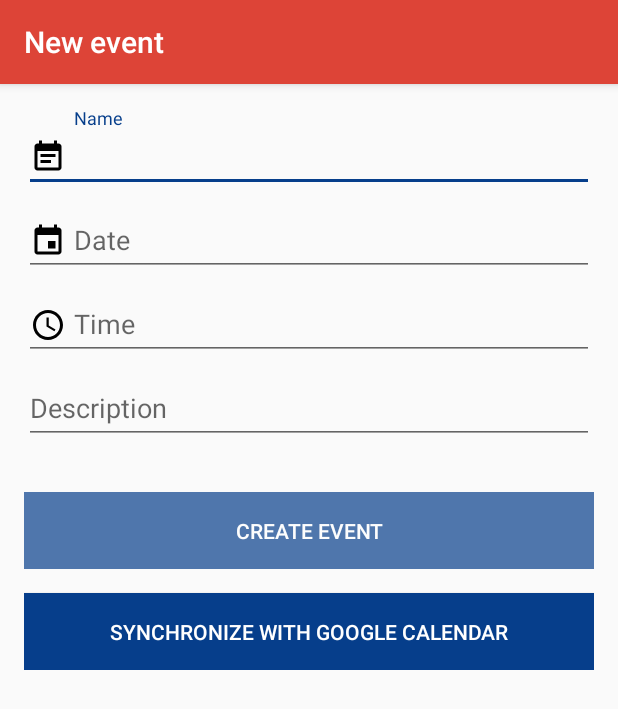
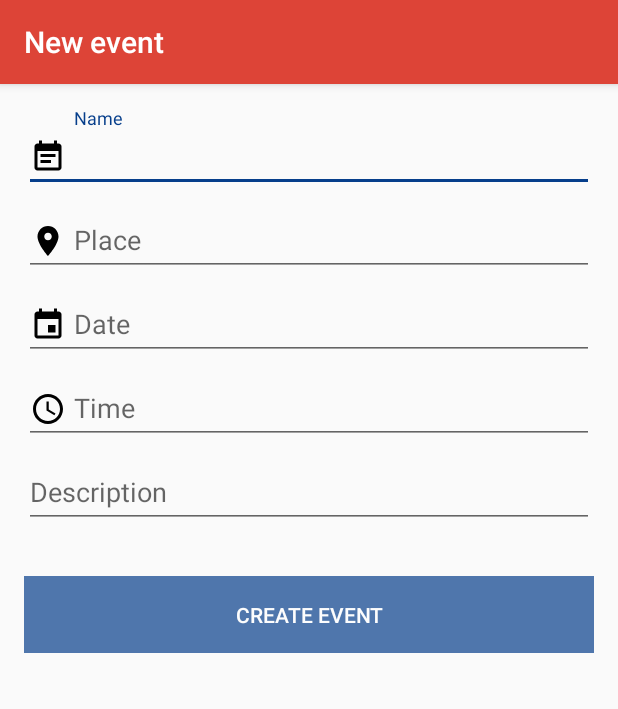
Before and after one commit to Nayriva/whatsGoingOn, an Android app: the EventFormActivity screen opened directly, with no data from a screen before it, on a phone screen of 412 x 824 dp. Shown: the top 709 px of the screen. Run offline under Robolectric (Android 15) with nearby library versions, the phone set to English and light mode, and no system bars; our stand-ins replace ButterKnife, Firebase (no records; nobody signed in at launch, a user with empty details on screens opened directly); libraries missing offline, so code that uses them is left out: com.mobsandgeeks.saripaar, org.alljoyn.bus; 4 statements that could not run were skipped.

Commit message:
Add place to event form

```diff
--- a/app/src/main/AndroidManifest.xml
+++ b/app/src/main/AndroidManifest.xml
@@ -7,6 +7,10 @@
     <uses-permission android:name="android.permission.ACCESS_WIFI_STATE" />
     <uses-permission android:name="android.permission.CHANGE_WIFI_STATE" />
     <uses-permission android:name="android.permission.WRITE_EXTERNAL_STORAGE" />
+    <uses-permission android:name="android.permission.INTERNET" />
+    <uses-permission android:name="android.permission.ACCESS_NETWORK_STATE" />
+    <uses-permission android:name="android.permission.GET_ACCOUNTS" />
+
 
     <application
         android:name=".chat.ChatApplication"
--- a/app/src/main/java/ee/ut/madp/whatsgoingon/ModelFactory.java
+++ b/app/src/main/java/ee/ut/madp/whatsgoingon/ModelFactory.java
@@ -17,7 +17,7 @@ public class ModelFactory {
         return  new User(id, name, email, photo, nationality, phoneNumber, school, work, birthday);
     }
 
-    public static Event createNewEvent(String id, String name, String description, long date, String owner, long dateTime) {
-        return new Event(id, name, description, date, owner, dateTime);
+    public static Event createNewEvent(String id, String name, String place, String description, long date, String owner, long dateTime) {
+        return new Event(id, name, place, description, date, owner, dateTime);
     }
 }
--- a/app/src/main/java/ee/ut/madp/whatsgoingon/models/User.java
+++ b/app/src/main/java/ee/ut/madp/whatsgoingon/models/User.java
@@ -1,4 +1,6 @@
 package ee.ut.madp.whatsgoingon.models;
+
+import com.google.firebase.database.Exclude;
 
 import java.text.SimpleDateFormat;
 import java.util.Date;
@@ -11,6 +13,7 @@ public class User {
     private String id;
     private String name;
     private String email;
+    @Exclude
     private String photo;
     private String nationality;
     private String phoneNumber;
@@ -21,10 +24,12 @@ public class User {
     public User() {
     }
 
+    @Exclude
     public String getPhoto() {
         return photo;
     }
 
+    @Exclude
     public void setPhoto(String photo) {
         this.photo = photo;
     }
--- /dev/null
+++ b/app/src/main/res/drawable/ic_place.xml
@@ -0,0 +1,9 @@
+<vector xmlns:android="http://schemas.android.com/apk/res/android"
+        android:width="24dp"
+        android:height="24dp"
+        android:viewportWidth="24.0"
+        android:viewportHeight="24.0">
+    <path
+        android:fillColor="#FF000000"
+        android:pathData="M12,2C8.13,2 5,5.13 5,9c0,5.25 7,13 7,13s7,-7.75 7,-13c0,-3.87 -3.13,-7 -7,-7zM12,11.5c-1.38,0 -2.5,-1.12 -2.5,-2.5s1.12,-2.5 2.5,-2.5 2.5,1.12 2.5,2.5 -1.12,2.5 -2.5,2.5z"/>
+</vector>
--- a/app/src/main/res/layout/activity_form_event.xml
+++ b/app/src/main/res/layout/activity_form_event.xml
@@ -25,6 +25,21 @@
                 android:drawableLeft="@drawable/ic_event_name"
                 android:drawablePadding="@dimen/spacing_small"
                 android:hint="@string/hint_eventname" />
+        </android.support.design.widget.TextInputLayout>
+
+        <!-- Event place -->
+        <android.support.design.widget.TextInputLayout
+            android:id="@+id/input_layout_eventplace"
+            android:layout_width="match_parent"
+            android:layout_height="wrap_content">
+
+            <android.support.design.widget.TextInputEditText
+                android:id="@+id/input_eventplace"
+                android:layout_width="match_parent"
+                android:layout_height="wrap_content"
+                android:drawableLeft="@drawable/ic_place"
+                android:drawablePadding="@dimen/spacing_small"
+                android:hint="@string/hint_eventplace" />
         </android.support.design.widget.TextInputLayout>
 
         <!-- Date -->
@@ -105,10 +120,19 @@
 
 
         <android.support.v7.widget.AppCompatButton
+            android:id="@+id/btn_join_event"
+            style="@style/ButtonStyle"
+            android:layout_marginTop="@dimen/spacing_large"
+            android:background="@color/colorAccent"
+            android:visibility="gone"
+            android:text="@string/join_event" />
+
+        <android.support.v7.widget.AppCompatButton
             android:id="@+id/btn_synchronize"
             style="@style/ButtonStyle"
             android:layout_marginTop="@dimen/spacing_large"
             android:background="@color/colorAccent"
+            android:visibility="gone"
             android:text="@string/sychronize_events" />
 
 
--- a/app/src/main/res/values/strings.xml
+++ b/app/src/main/res/values/strings.xml
@@ -188,6 +188,8 @@
     <string name="delete_event">Delete event</string>
     <string name="success_message_deleted_event">Event was deleted</string>
     <string name="success_message_edit_event">Event was edited</string>
-    <string name="sychronize_events">Synchronize with Google Calendar</string>
+    <string name="sychronize_events">Synchronize with my calendars</string>
+    <string name="join_event">Join event</string>
+    <string name="hint_eventplace">Place</string>
 
 </resources>
```
Also changed, not shown: app/build.gradle (+12 -1 lines), app/src/main/java/ee/ut/madp/whatsgoingon/activities/EventFormActivity.java (+37 -4 lines), app/src/main/java/ee/ut/madp/whatsgoingon/activities/MyProfileActivity.java (+7 -5 lines), app/src/main/java/ee/ut/madp/whatsgoingon/models/Event.java (+24 -2 lines).
